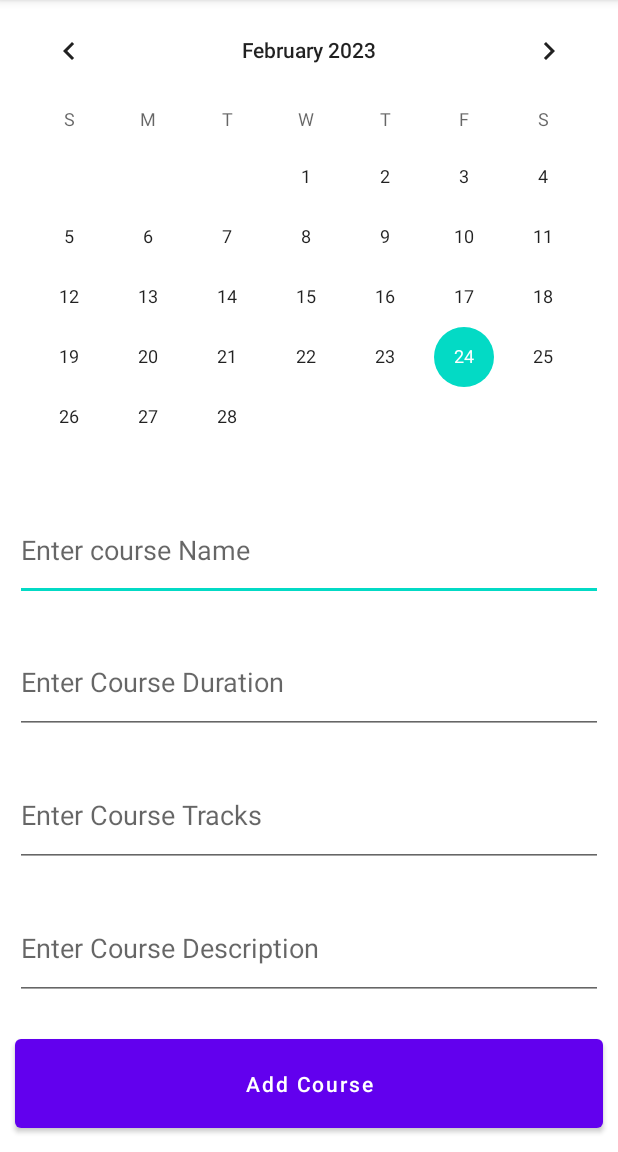
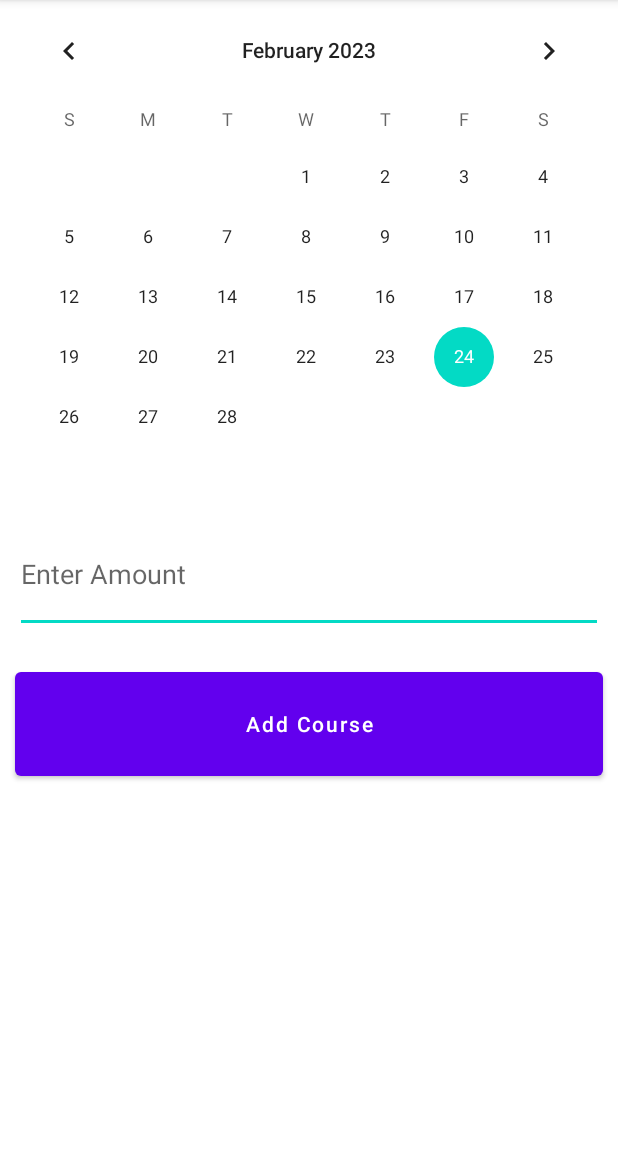
Before and after one commit to Aravindkothamasu/Android-SampleApp, an Android app: the DatabaseActivity screen opened directly, with no data from a screen before it, after a tap on "Add Course", on a phone screen of 412 x 824 dp, the part 84-1236 px from its top. Run offline under Robolectric (Android 15) with nearby library versions, the phone set to English and light mode, and no system bars; our stand-ins replace navigation-ui; Roboto replaces fonts that are not available here.

Commit message:
Removed all un-necessary TextView's blocks and modified sqlite file

```diff
--- a/app/src/main/java/com/example/sampletestapp/DBHandler.java
+++ b/app/src/main/java/com/example/sampletestapp/DBHandler.java
@@ -10,7 +10,7 @@ import android.util.Log;
 public class DBHandler extends SQLiteOpenHelper {
     // creating a constant variables for our database.
     // below variable is for our database name.
-    private static final String DB_NAME = "SampleDB_1.sqlite";
+    private static final String DB_NAME = "SampleDB_3.sqlite";
     // below int is our database version
     private static final int DB_VERSION = 1;
     // below variable is for our table name.
@@ -19,14 +19,9 @@ public class DBHandler extends SQLiteOpenHelper {
     private static final String ID_COL = "id";
     // below variable is for date of payment done.
     private static final String DATE_COL = "Date";
-    // below variable is for our course name column
-    private static final String NAME_COL = "name";
-    // below variable id for our course duration column.
-    private static final String DURATION_COL = "duration";
-    // below variable for our course description column.
-    private static final String DESCRIPTION_COL = "description";
-    // below variable is for our course tracks column.
-    private static final String TRACKS_COL = "tracks";
+    // below variable is for our Amount to be enter
+    private static final String AMOUNT_COL = "Amount";
+
 
     // creating a constructor for our database handler.
     public DBHandler(Context context) {
@@ -44,10 +39,7 @@ public class DBHandler extends SQLiteOpenHelper {
         String query = "CREATE TABLE " + TABLE_NAME + " ("
                 + ID_COL + " INTEGER PRIMARY KEY AUTOINCREMENT, "
                 + DATE_COL + " TEXT,"
-                + NAME_COL + " TEXT,"
-                + DURATION_COL + " TEXT,"
-                + DESCRIPTION_COL + " TEXT,"
-                + TRACKS_COL + " TEXT)";
+                + AMOUNT_COL + " INTEGER)";
 
         Log.e( "DBHAND", query);
 
@@ -57,7 +49,7 @@ public class DBHandler extends SQLiteOpenHelper {
     }
 
     // this method is use to add new course to our sqlite database.
-    public void addNewCourse(String courseName, String courseDuration, String courseDescription, String courseTracks, CurrentDate selectedDate) {
+    public void addNewCourse(String courseName, CurrentDate selectedDate) {
         // on below line we are creating a variable for
         // our sqlite database and calling writable method
         // as we are writing data in our database.
@@ -73,10 +65,7 @@ public class DBHandler extends SQLiteOpenHelper {
         // on below line we are passing all values
         // along with its key and value pair.
         values.put(DATE_COL, StringDate );
-        values.put(NAME_COL, courseName);
-        values.put(DURATION_COL, courseDuration);
-        values.put(DESCRIPTION_COL, courseDescription);
-        values.put(TRACKS_COL, courseTracks);
+        values.put(AMOUNT_COL, courseName);
         // after adding all values we are passing
         // content values to our table.
         db.insert(TABLE_NAME, null, values);
--- a/app/src/main/java/com/example/sampletestapp/DatabaseActivity.java
+++ b/app/src/main/java/com/example/sampletestapp/DatabaseActivity.java
@@ -25,7 +25,7 @@ class CurrentDate {
     }
 }
 public class DatabaseActivity extends AppCompatActivity {
-    private EditText courseNameEdt, courseTracksEdt, courseDurationEdt, courseDescriptionEdt;
+    private EditText courseNameEdt;
     private Button addCourseBtn;
     private DBHandler dbHandler;
     private CalendarView calendarDate;
@@ -40,9 +40,6 @@ public class DatabaseActivity extends AppCompatActivity {
         // initializing all our variables.
         selectedDate         = new CurrentDate(0, 0, 0);
         courseNameEdt        = findViewById(R.id.idEdtCoureName);
-        courseTracksEdt      = findViewById(R.id.idEdtCourseTracks);
-        courseDurationEdt    = findViewById(R.id.idEdtCourseDuration);
-        courseDescriptionEdt = findViewById(R.id.idEdtCourseDescription);
         addCourseBtn         = findViewById(R.id.idBtnAddCourse);
         calendarDate         = findViewById(R.id.idCalendarDate);
 
@@ -68,15 +65,13 @@ public class DatabaseActivity extends AppCompatActivity {
             public void onClick(View v) {
                 // below line is to get data from all edit text fields.
                 String courseName = courseNameEdt.getText().toString();
-                String courseTracks = courseTracksEdt.getText().toString();
-                String courseDuration = courseDurationEdt.getText().toString();
-                String courseDescription = courseDescriptionEdt.getText().toString();
+
 
                 if( selectedDate.Year == 0 ) {
                     selectedDate = GetCurrDate(calendarDate);
                 }
                 // validating if the text fields are empty or not.
-                if (courseName.isEmpty() && courseTracks.isEmpty() && courseDuration.isEmpty() && courseDescription.isEmpty() && selectedDate.Year != 0) {
+                if (courseName.isEmpty() && selectedDate.Year != 0) {
                     Toast.makeText(DatabaseActivity.this, "Please enter all the data..", Toast.LENGTH_SHORT).show();
                     return;
                 }
@@ -85,13 +80,10 @@ public class DatabaseActivity extends AppCompatActivity {
                 // course to sqlite data and pass all our values to it.
                 Log.e(getString(R.string.DB), selectedDate.DayOfMonth + "/" + selectedDate.Month + "/" + selectedDate.Year);
 
-                dbHandler.addNewCourse(courseName, courseDuration, courseDescription, courseTracks, selectedDate);
+                dbHandler.addNewCourse(courseName, selectedDate);
                 // after adding the data we are displaying a toast message.
                 Toast.makeText(DatabaseActivity.this, "Course has been added.", Toast.LENGTH_SHORT).show();
                 courseNameEdt.setText("");
-                courseDurationEdt.setText("");
-                courseTracksEdt.setText("");
-                courseDescriptionEdt.setText("");
                 calendarDate.setDate(calendarDate.getDate());
                 selectedDate.Month = selectedDate.DayOfMonth = selectedDate.Year = 0;
             }
--- a/app/src/main/res/layout/activity_database.xml
+++ b/app/src/main/res/layout/activity_database.xml
@@ -3,8 +3,8 @@
     xmlns:android="http://schemas.android.com/apk/res/android"
     xmlns:tools="http://schemas.android.com/tools"
     android:layout_width="match_parent"
-    android:layout_height="match_parent"
-    android:weightSum="6"
+    android:layout_height="600dp"
+    android:weightSum="5"
     android:orientation="vertical"
     tools:context=".DatabaseActivity">
 
@@ -21,33 +21,10 @@
         android:layout_height="wrap_content"
         android:layout_margin="10dp"
         android:layout_weight="1"
-        android:hint="Enter course Name" />
-    <!--edit text to enter course duration-->
-    <EditText
-        android:id="@+id/idEdtCourseDuration"
-        android:layout_width="match_parent"
-        android:layout_height="wrap_content"
-        android:layout_margin="10dp"
-        android:layout_weight="1"
-        android:hint="Enter Course Duration" />
-    <!--edit text to display course tracks-->
-    <EditText
-        android:id="@+id/idEdtCourseTracks"
-        android:layout_width="match_parent"
-        android:layout_height="wrap_content"
-        android:layout_margin="10dp"
-        android:layout_weight="1"
-        android:hint="Enter Course Tracks" />
-    <!--edit text for course description-->
-    <EditText
-        android:id="@+id/idEdtCourseDescription"
-        android:layout_width="match_parent"
-        android:layout_height="wrap_content"
-        android:layout_margin="10dp"
-        android:layout_weight="1"
-        android:hint="Enter Course Description" />
+        android:inputType="number"
+        android:hint="Enter Amount" />
+
     <!--button for adding new course-->
-
     <Button
         android:id="@+id/idBtnAddCourse"
         android:layout_width="match_parent"
```
